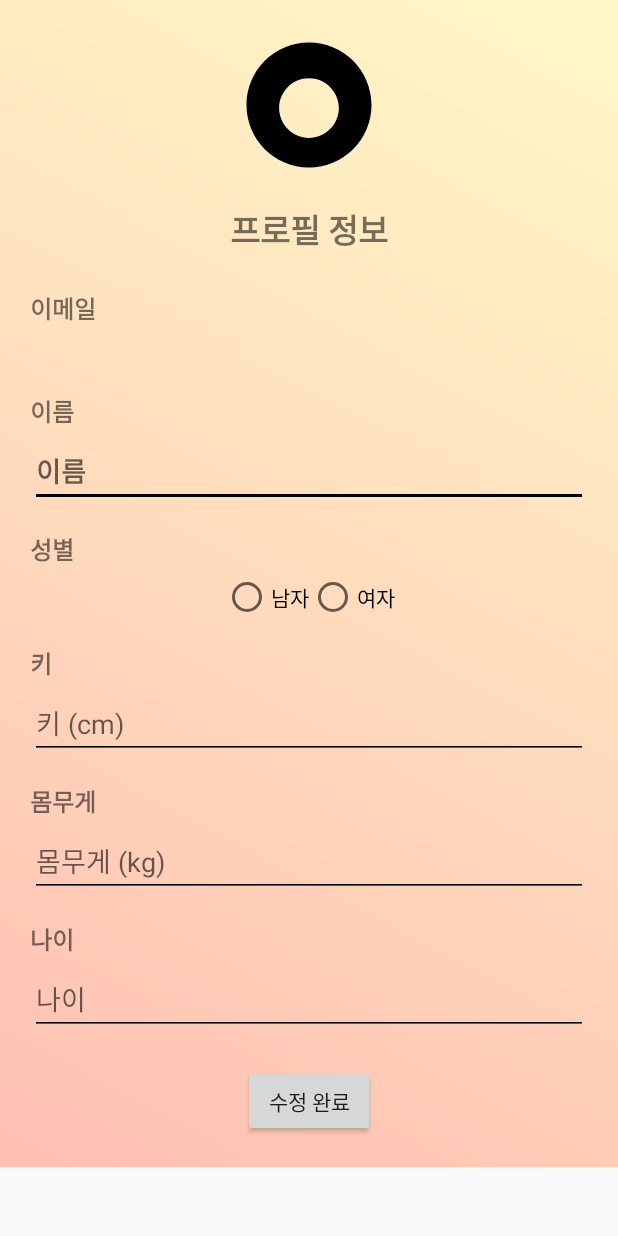
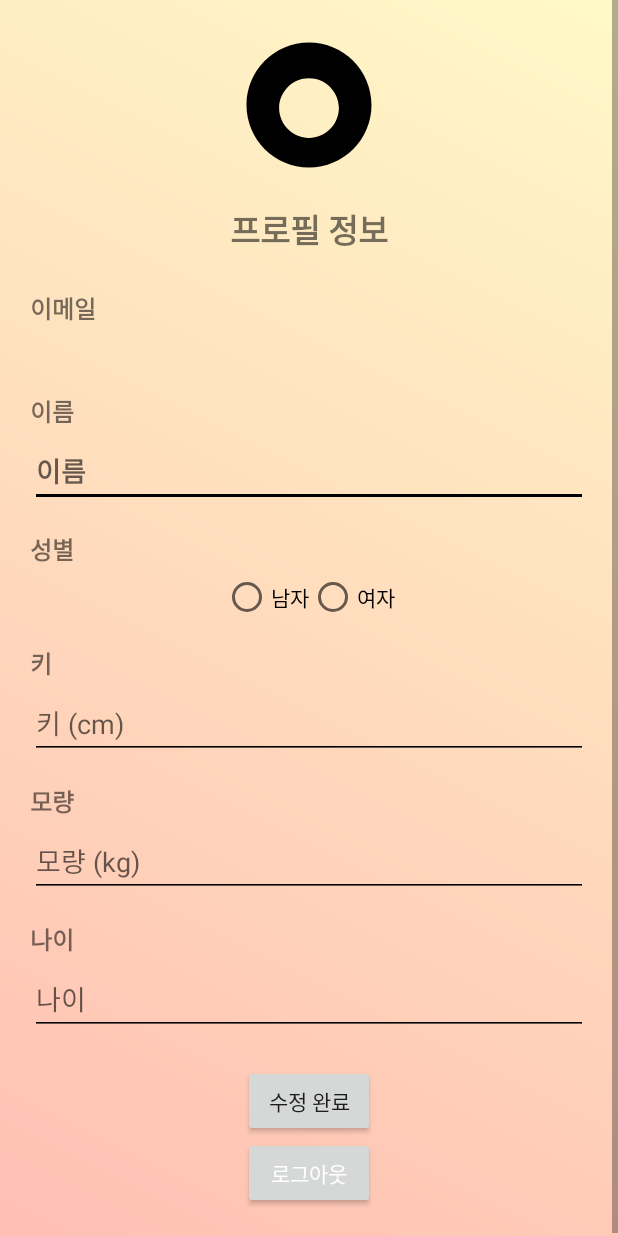
Before and after one commit to steelPiber/avatar-crab, an Android app: the layout dialog_profile.xml on its own in the app's theme, with its tools: preview values and no code run, on a phone screen of 412 x 824 dp. Run offline under Robolectric (Android 15) with nearby library versions, the phone set to English and light mode, and no system bars.

Commit message:
[added] ProfileDialog 로그아웃 기능 추가

```diff
--- a/avatar_crab2/app/src/main/java/com/example/avatar_crab/presentation/ProfileDialogFragment.kt
+++ b/avatar_crab2/app/src/main/java/com/example/avatar_crab/presentation/ProfileDialogFragment.kt
@@ -1,5 +1,6 @@
 package com.example.avatar_crab.presentation
 
+import android.content.Intent
 import android.os.Bundle
 import android.view.LayoutInflater
 import android.view.View
@@ -16,6 +17,9 @@ import com.example.avatar_crab.R
 import com.example.avatar_crab.presentation.data.UserInfo
 import androidx.fragment.app.activityViewModels
 import com.example.avatar_crab.MyApplication
+import com.example.avatar_crab.presentation.LoginActivity
+import com.example.avatar_crab.presentation.MainViewModel
+import com.example.avatar_crab.presentation.MainViewModelFactory
 
 class ProfileDialogFragment(private val userInfo: UserInfo, private val profileImageUrl: String?) : DialogFragment() {
 
@@ -43,6 +47,7 @@ class ProfileDialogFragment(private val userInfo: UserInfo, private val profileI
         val radioMale = view.findViewById<RadioButton>(R.id.radioMale)
         val radioFemale = view.findViewById<RadioButton>(R.id.radioFemale)
         val btnSave = view.findViewById<Button>(R.id.btnSave)
+        val btnLogout = view.findViewById<Button>(R.id.btnLogout)
 
         // 유저 정보 설정
         etName.setText(userInfo.name)
@@ -70,6 +75,11 @@ class ProfileDialogFragment(private val userInfo: UserInfo, private val profileI
         // 수정 버튼 클릭 시 정보 저장
         btnSave.setOnClickListener {
             saveProfileData()
+        }
+
+        // 로그아웃 버튼 클릭 시 처리
+        btnLogout.setOnClickListener {
+            logoutUser()
         }
 
         return view
@@ -103,4 +113,11 @@ class ProfileDialogFragment(private val userInfo: UserInfo, private val profileI
 
         dismiss() // 다이얼로그 닫기
     }
+
+    private fun logoutUser() {
+        // LoginActivity로 이동
+        val intent = Intent(requireContext(), LoginActivity::class.java)
+        startActivity(intent)
+        dismiss() // 다이얼로그 닫기
+    }
 }
--- a/avatar_crab2/app/src/main/java/com/example/avatar_crab/presentation/userinfo/UserInfoActivity.kt
+++ b/avatar_crab2/app/src/main/java/com/example/avatar_crab/presentation/userinfo/UserInfoActivity.kt
@@ -1,5 +1,6 @@
 package com.example.avatar_crab.presentation.userinfo
 
+import MainActivity
 import android.content.Intent
 import android.os.Bundle
 import android.widget.Button
@@ -8,7 +9,6 @@ import android.widget.RadioGroup
 import android.widget.Toast
 import androidx.appcompat.app.AppCompatActivity
 import com.example.avatar_crab.R
-import com.example.avatar_crab.presentation.MainActivity
 import com.example.avatar_crab.presentation.RetrofitClient
 import com.example.avatar_crab.presentation.data.UserInfo
 import retrofit2.Call
--- a/avatar_crab2/app/src/main/res/layout/dialog_profile.xml
+++ b/avatar_crab2/app/src/main/res/layout/dialog_profile.xml
@@ -1,5 +1,9 @@
 <?xml version="1.0" encoding="utf-8"?>
-<LinearLayout xmlns:android="http://schemas.android.com/apk/res/android"
+<ScrollView xmlns:android="http://schemas.android.com/apk/res/android"
+    android:layout_width="match_parent"
+    android:layout_height="match_parent">
+
+    <LinearLayout
         android:layout_width="match_parent"
         android:layout_height="wrap_content"
         android:orientation="vertical"
@@ -25,7 +29,7 @@
             android:layout_gravity="center"
             android:layout_marginBottom="16dp" />
 
-    <!-- 이메일 섹션 -->
+        <!-- 이메일 세점 -->
         <TextView
             android:id="@+id/tvEmailSubtitle"
             android:layout_width="wrap_content"
@@ -43,7 +47,7 @@
             android:textSize="18sp"
             android:layout_marginTop="4dp" />
 
-    <!-- 이름 섹션 -->
+        <!-- 이름 세점 -->
         <TextView
             android:id="@+id/tvNameSubtitle"
             android:layout_width="wrap_content"
@@ -63,7 +67,7 @@
             android:layout_marginTop="4dp"
             android:backgroundTint="@color/black" />
 
-    <!-- 성별 섹션 -->
+        <!-- 성별 세점 -->
         <TextView
             android:id="@+id/tvGenderSubtitle"
             android:layout_width="wrap_content"
@@ -94,7 +98,7 @@
                 android:text="여자" />
         </RadioGroup>
 
-    <!-- 키 섹션 -->
+        <!-- 키 세점 -->
         <TextView
             android:id="@+id/tvHeightSubtitle"
             android:layout_width="wrap_content"
@@ -114,12 +118,12 @@
             android:layout_marginTop="4dp"
             android:backgroundTint="@color/black" />
 
-    <!-- 몸무게 섹션 -->
+        <!-- 모량 세점 -->
         <TextView
             android:id="@+id/tvWeightSubtitle"
             android:layout_width="wrap_content"
             android:layout_height="wrap_content"
-        android:text="몸무게"
+            android:text="모량"
             android:textSize="16sp"
             android:textStyle="bold"
             android:layout_marginTop="16dp" />
@@ -128,13 +132,13 @@
             android:id="@+id/etWeight"
             android:layout_width="match_parent"
             android:layout_height="wrap_content"
-        android:hint="몸무게 (kg)"
+            android:hint="모량 (kg)"
             android:inputType="numberDecimal"
             android:textSize="18sp"
             android:layout_marginTop="4dp"
             android:backgroundTint="@color/black" />
 
-    <!-- 나이 섹션 -->
+        <!-- 나이 세점 -->
         <TextView
             android:id="@+id/tvAgeSubtitle"
             android:layout_width="wrap_content"
@@ -162,4 +166,14 @@
             android:text="수정 완료"
             android:layout_gravity="center"
             android:layout_marginTop="20dp" />
+
+        <!-- 로그아웃 버튼 -->
+        <Button
+            android:id="@+id/btnLogout"
+            android:layout_width="wrap_content"
+            android:layout_height="wrap_content"
+            android:text="로그아웃"
+            android:layout_gravity="center"
+            android:textColor="@android:color/white" />
     </LinearLayout>
+</ScrollView>
```
Lines whose indentation alone changed are shown as unchanged.
